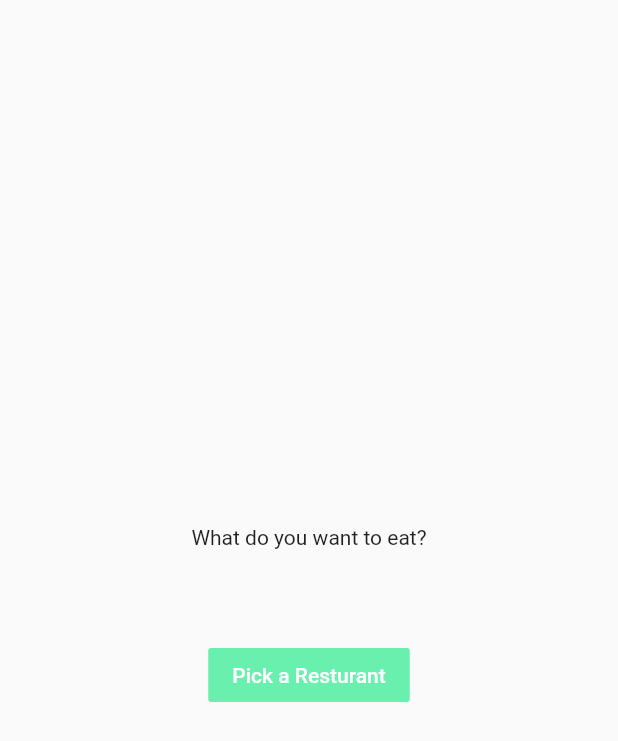
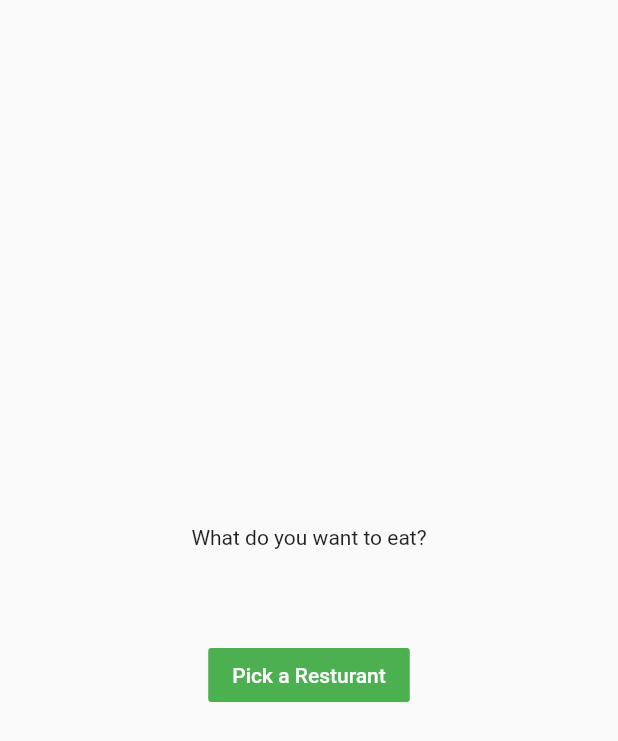
Before and after one commit to rohitsainier/ShopApp, a Flutter app: the screen it shows after launch, on a phone screen of 412 x 824 dp. Shown: the top 741 px of the screen. Run offline on Flutter 3.47's test engine with Material 2 defaults, Android fonts, the phone set to English and light mode, and no system bars.

Commit message:
btn Color changed to green

```diff
--- a/lib/main.dart
+++ b/lib/main.dart
@@ -50,7 +50,7 @@ class _MyAppState extends State<MyApp> {
               updateIndex();
             },
             child: Text("Pick a Resturant"),
-            color: Colors.greenAccent,
+            color: Colors.green,
             textColor: Colors.white,
           )
         ],
```
